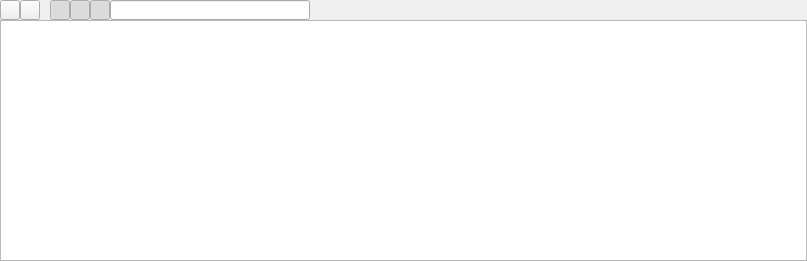
Old version of the form XS/source/Editors/LoggerDockWidget.ui in the repository xenginez/X.
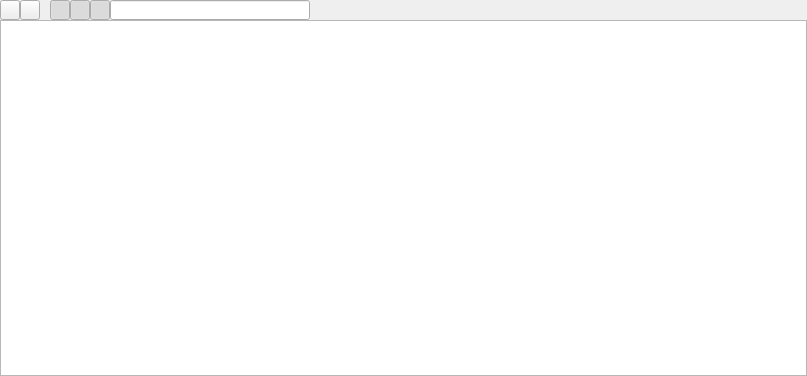
New version of the form.

Commit message: logger通过vscode打开源文件

```diff
--- a/XS/source/Editors/LoggerDockWidget.ui
+++ b/XS/source/Editors/LoggerDockWidget.ui
@@ -7,7 +7,7 @@
     <x>0</x>
     <y>0</y>
     <width>807</width>
-    <height>261</height>
+    <height>376</height>
    </rect>
   </property>
   <property name="windowTitle">
@@ -243,8 +243,17 @@
      <property name="editTriggers">
       <set>QAbstractItemView::NoEditTriggers</set>
      </property>
-     <property name="selectionBehavior">
-      <enum>QAbstractItemView::SelectRows</enum>
+     <property name="iconSize">
+      <size>
+       <width>0</width>
+       <height>20</height>
+      </size>
+     </property>
+     <property name="resizeMode">
+      <enum>QListView::Fixed</enum>
+     </property>
+     <property name="spacing">
+      <number>2</number>
      </property>
     </widget>
    </item>
```
Left out of the diff: 3 changed lines with no effect on the pictures. The commit also changes 6 other files.
